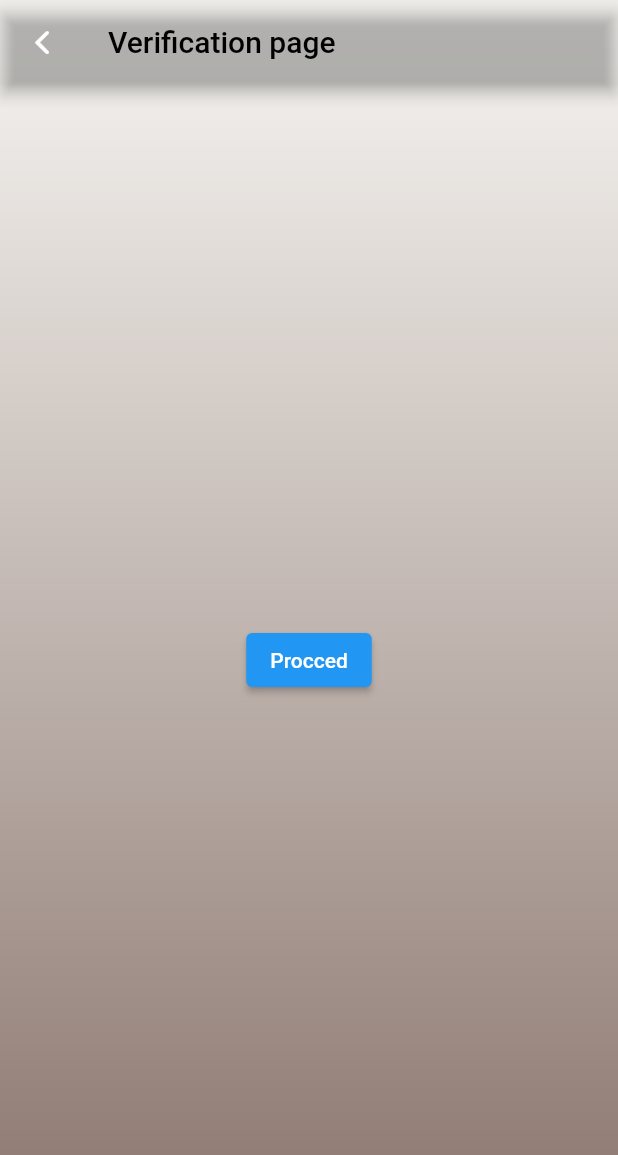
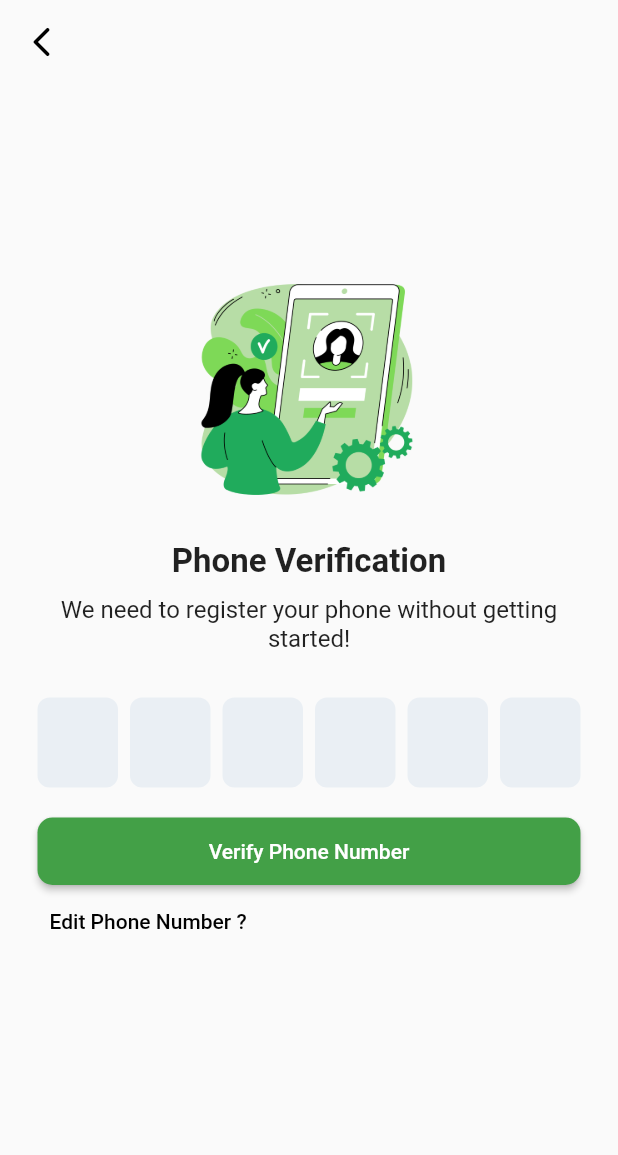
Before and after one commit to koolsirr/Paisa-The-mobile-wallet, a Flutter app: the VerificationPage screen opened by its route, on a phone screen of 412 x 824 dp. Shown: the top 1155 px of the screen. Run offline on Flutter 3.47's test engine with Material 2 defaults, Android fonts, the phone set to English and light mode, and no system bars; drawn by our look-alikes of pinput; our stand-ins replace quickalert.

Commit message:
New changes

```diff
--- a/lib/Screens/RegisterScreen.dart
+++ b/lib/Screens/RegisterScreen.dart
@@ -1,5 +1,6 @@
 import 'package:flutter/material.dart';
 import 'package:paisa_majorproject/Screens/LoginScreen.dart';
+import 'package:paisa_majorproject/Screens/PhoneNumber.dart';
 import 'package:paisa_majorproject/Screens/VerificationPage.dart';
 
 class RegisterScreen extends StatefulWidget {
@@ -137,7 +138,7 @@
                                     color: Colors.black,
                                     onPressed: () {
                                       Navigator.push(context, MaterialPageRoute(
-                                          builder: (context) => const VerificationPage()));
+                                          builder: (context) => const PhoneNumber()));
                                     },
                                     icon: const Icon(
                                       Icons.arrow_forward,
--- a/lib/Screens/VerificationPage.dart
+++ b/lib/Screens/VerificationPage.dart
@@ -1,8 +1,10 @@
 import 'package:flutter/cupertino.dart';
 import 'package:flutter/material.dart';
+import 'package:paisa_majorproject/Screens/HomeScreen.dart';
 import 'package:paisa_majorproject/Screens/LoginScreen.dart';
 import 'package:paisa_majorproject/Screens/WelcomeScreen.dart';
 import 'package:quickalert/quickalert.dart' show QuickAlert, QuickAlertType;
+import 'package:pinput/pinput.dart';
 
 class VerificationPage extends StatefulWidget {
   const VerificationPage({super.key});
@@ -26,38 +28,123 @@
 
   @override
   Widget build(BuildContext context) {
-    return Container(
-      decoration: const BoxDecoration(
-          image: DecorationImage(
-              image: AssetImage('assets/images/bg.png'), fit: BoxFit.cover)),
-      child: Scaffold(
-        backgroundColor: Colors.transparent,
+      final defaultPinTheme = PinTheme(
+        width: 56,
+        height: 56,
+        textStyle: const TextStyle(
+            fontSize: 20,
+            color: Color.fromRGBO(30, 60, 87, 1),
+            fontWeight: FontWeight.w600),
+        decoration: BoxDecoration(
+          border: Border.all(color: const Color.fromRGBO(234, 239, 243, 1)),
+          borderRadius: BorderRadius.circular(20),
+        ),
+      );
+
+      final focusedPinTheme = defaultPinTheme.copyDecorationWith(
+        border: Border.all(color: const Color.fromRGBO(114, 178, 238, 1)),
+        borderRadius: BorderRadius.circular(8),
+      );
+
+      final submittedPinTheme = defaultPinTheme.copyWith(
+        decoration: defaultPinTheme.decoration?.copyWith(
+          color: const Color.fromRGBO(234, 239, 243, 1),
+        ),
+      );
+
+      return Scaffold(
+        extendBodyBehindAppBar: true,
         appBar: AppBar(
           backgroundColor: Colors.transparent,
-          title: Text('Verification page',style: TextStyle(color: Colors.black),),
-          leading: Builder(
-              builder: (context) => IconButton(
+          leading: IconButton(
             onPressed: () {
-                    Navigator.push(
-                        context,
-                        MaterialPageRoute(
-                            builder: (context) => const WelcomeScreen()));
+              Navigator.pop(context);
             },
-                  icon: const Icon(CupertinoIcons.back))),
+            icon: const Icon(
+              Icons.arrow_back_ios_rounded,
+              color: Colors.black,
             ),
-        body: Center(
+          ),
+          elevation: 0,
+        ),
+        body: Container(
+          margin: const EdgeInsets.only(left: 25, right: 25),
+          alignment: Alignment.center,
+          child: SingleChildScrollView(
             child: Column(
               mainAxisAlignment: MainAxisAlignment.center,
               children: [
-              ElevatedButton(
+                Image.asset(
+                  'assets/images/img1.png',
+                  width: 150,
+                  height: 150,
+                ),
+                const SizedBox(
+                  height: 25,
+                ),
+                const Text(
+                  "Phone Verification",
+                  style: TextStyle(fontSize: 22, fontWeight: FontWeight.bold),
+                ),
+                const SizedBox(
+                  height: 10,
+                ),
+                const Text(
+                  "We need to register your phone without getting started!",
+                  style: TextStyle(
+                    fontSize: 16,
+                  ),
+                  textAlign: TextAlign.center,
+                ),
+                const SizedBox(
+                  height: 30,
+                ),
+                Pinput(
+                  length: 6,
+                  // defaultPinTheme: defaultPinTheme,
+                  // focusedPinTheme: focusedPinTheme,
+                  // submittedPinTheme: submittedPinTheme,
+
+                  showCursor: true,
+                  onCompleted: (pin) => print(pin),
+                ),
+                const SizedBox(
+                  height: 20,
+                ),
+                SizedBox(
+                  width: double.infinity,
+                  height: 45,
+                  child: ElevatedButton(
+                      style: ElevatedButton.styleFrom(
+                          backgroundColor: Colors.green.shade600,
+                          shape: RoundedRectangleBorder(
+                              borderRadius: BorderRadius.circular(10))),
                       onPressed: () {
                         showAlert();
                       },
-                  child: const Text("Procced"))
+                      child: const Text("Verify Phone Number")),
+                ),
+                Row(
+                  children: [
+                    TextButton(
+                        onPressed: () {
+                          Navigator.pushNamedAndRemoveUntil(
+                            context,
+                            'phone',
+                                (route) => false,
+                          );
+                        },
+                        child: const Text(
+                          "Edit Phone Number ?",
+                          style: TextStyle(color: Colors.black),
+                        ))
+                  ],
+                )
               ],
             ),
           ),
         ),
       );
-  }
-}
+    }}
+
+//
--- a/lib/main.dart
+++ b/lib/main.dart
@@ -1,6 +1,7 @@
 import 'package:flutter/material.dart';
 import 'package:paisa_majorproject/Screens/HomeScreen.dart';
 import 'package:paisa_majorproject/Screens/NotificationPage.dart';
+import 'package:paisa_majorproject/Screens/PhoneNumber.dart';
 import 'package:paisa_majorproject/Screens/VerificationPage.dart';
 import 'package:paisa_majorproject/Screens/WelcomeScreen.dart';
 import 'Screens/LoginScreen.dart';
@@ -25,7 +26,8 @@
           'register': (context) => const RegisterScreen(),
           'home': (context) => const HomeScreen(),
           'notification':(context) => const NotificationPage(),
-          'verification':(context) => const VerificationPage(),
+          'phone' :(context) => const PhoneNumber(),
+          'verify':(context) => const VerificationPage(),
         });
   }
 }
--- a/pubspec.yaml
+++ b/pubspec.yaml
@@ -37,6 +37,7 @@
   cupertino_icons: ^1.0.2
   image_picker: ^0.8.6+1
   quickalert: ^1.0.1
+  pinput: ^3.0.0
 
 dev_dependencies:
   flutter_test:
```
Also changed, not shown: lib/Screens/LoginScreen.dart (+8 -2 lines), lib/Screens/PhoneNumber.dart (added, +130 -0 lines), assets/images/img1.png (added), pubspec.lock, 5 other files. Lines whose indentation alone changed are shown as unchanged.
